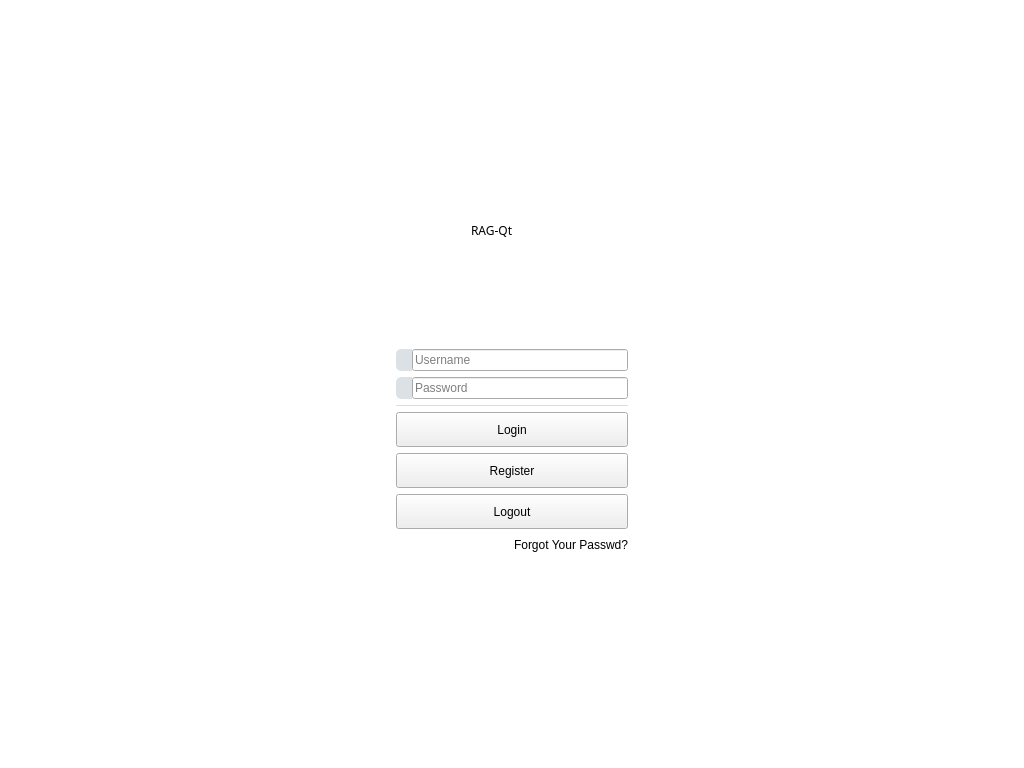
First picture: the form in src/login_page/LoginPage.ui, repository hanjingo/rag-qt, before the edit.
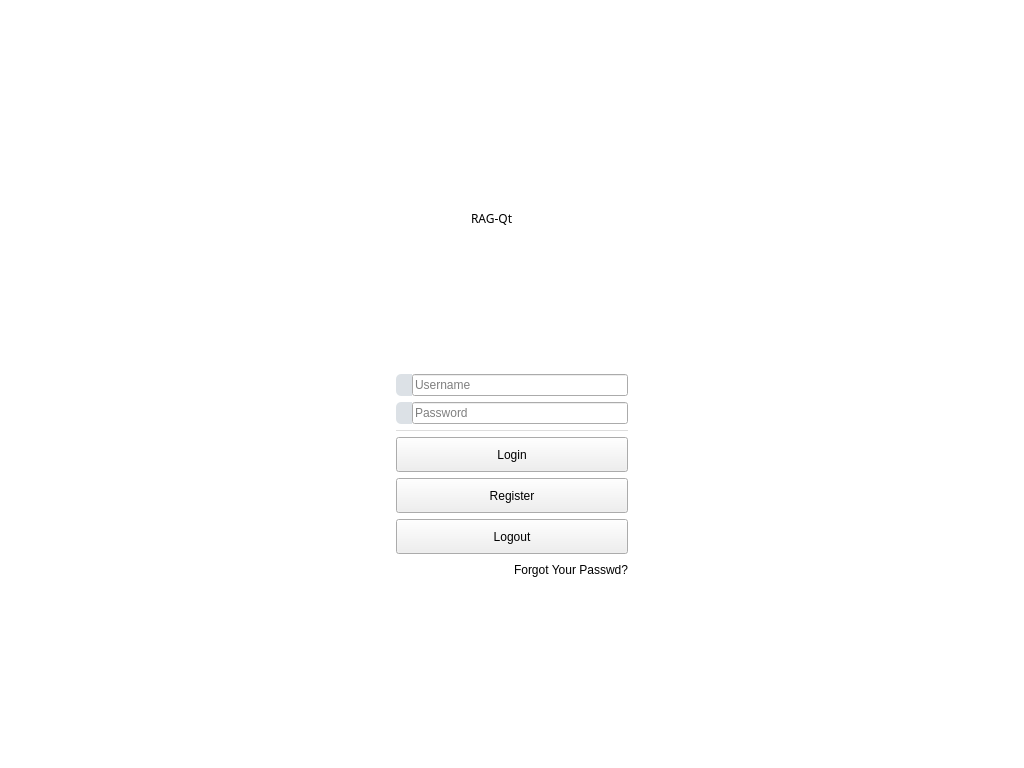
Second picture: the form after the edit. Icons and pictures are not drawn.

What changed in the file:
```diff
--- a/src/login_page/LoginPage.ui
+++ b/src/login_page/LoginPage.ui
@@ -49,7 +49,7 @@
         <property name="minimumSize">
          <size>
           <width>250</width>
-          <height>400</height>
+          <height>450</height>
          </size>
         </property>
         <property name="autoFillBackground">
```
Lines whose indentation alone changed are shown as unchanged.
